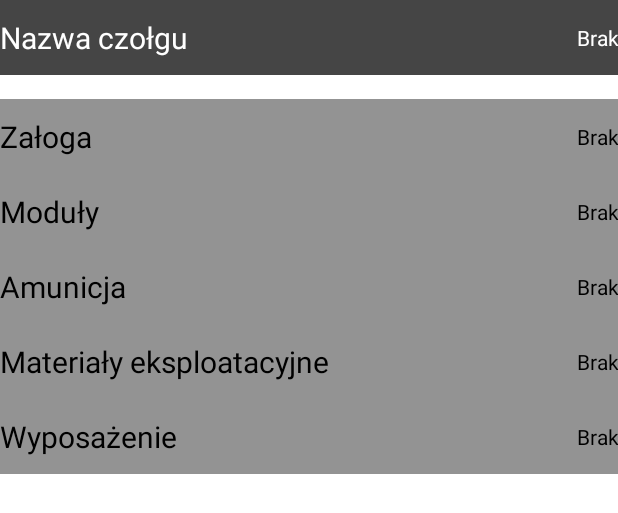
After one commit to MrDeliciousX/MiniTanksWOT, an Android app: the layout activity_tank_in_roster_settings.xml on its own in the app's theme, with its tools: preview values and no code run, on a phone screen of 412 x 824 dp. The commit adds this screen. Shown: the top 513 px of the screen. Run offline under Robolectric (Android 15) with nearby library versions, the phone set to English and light mode, and no system bars.

```diff
--- a/app/src/main/java/com/mrdelicious/minitankswot/rosters/RosterMainActivity.java
+++ b/app/src/main/java/com/mrdelicious/minitankswot/rosters/RosterMainActivity.java
@@ -1,5 +1,6 @@
 package com.mrdelicious.minitankswot.rosters;
 
+import android.content.DialogInterface;
 import android.content.Intent;
 import android.os.Bundle;
 import android.view.Menu;
@@ -9,6 +10,7 @@ import android.view.View;
 import android.widget.TextView;
 
 import androidx.annotation.NonNull;
+import androidx.appcompat.app.AlertDialog;
 import androidx.appcompat.app.AppCompatActivity;
 import androidx.recyclerview.widget.LinearLayoutManager;
 import androidx.recyclerview.widget.RecyclerView;
@@ -65,20 +67,32 @@ public class RosterMainActivity extends AppCompatActivity {
 
     @Override
     public boolean onOptionsItemSelected(@NonNull MenuItem item) {
+        AlertDialog.Builder alertBuilder = new AlertDialog.Builder(RosterMainActivity.this);
+        AlertDialog alert;
         switch (item.getItemId()) {
             case R.id.menuRoster_delete:
+                alertBuilder.setMessage("Czy na pewno chcesz usunąć pluton?")
+                        .setPositiveButton("Tak", (dialogInterface, i) -> {
                             wyczyszczenieCzolgow();
                             db.rosterDao().delete(roster);
                             intent = new Intent(RosterMainActivity.this, RostersActivity.class);
                             startActivity(intent);
+                        }).setNegativeButton("Anuluj", null);
+                alert = alertBuilder.create();
+                alert.show();
                 break;
             case R.id.menuRoster_clean:
+                alertBuilder.setMessage("Czy na pewno chcesz usunąć wszystkie czołgi z tego plutonu?")
+                        .setPositiveButton("Tak", (dialogInterface, i) -> {
                             wyczyszczenieCzolgow();
                             showTanksOnList("light",lt, ltCost);
                             showTanksOnList("medium",mt, mtCost);
                             showTanksOnList("heavy",ht, htCost);
                             showTanksOnList("destroyer",td, tdCost);
                             showTanksOnList("spg",spg, spgCost);
+                        }).setNegativeButton("Anuluj", null);
+                alert = alertBuilder.create();
+                alert.show();
                 break;
             case R.id.menuRoster_settings:
                 intent = new Intent(RosterMainActivity.this, RosterSettingsActivity.class);
--- /dev/null
+++ b/app/src/main/res/layout/activity_tank_in_roster_settings.xml
@@ -0,0 +1,211 @@
+<?xml version="1.0" encoding="utf-8"?>
+<androidx.constraintlayout.widget.ConstraintLayout xmlns:android="http://schemas.android.com/apk/res/android"
+    xmlns:app="http://schemas.android.com/apk/res-auto"
+    xmlns:tools="http://schemas.android.com/tools"
+    android:layout_width="match_parent"
+    android:layout_height="match_parent"
+    tools:context=".rosters.TankInRosterSettingsActivity">
+
+    <LinearLayout
+        android:id="@+id/linearLayout5"
+        android:layout_width="0dp"
+        android:layout_height="50dp"
+        android:background="#454545"
+        android:orientation="horizontal"
+        app:layout_constraintEnd_toEndOf="parent"
+        app:layout_constraintStart_toStartOf="parent"
+        app:layout_constraintTop_toTopOf="parent">
+
+        <TextView
+            android:id="@+id/tankRosterSetting_tankName"
+            android:layout_width="wrap_content"
+            android:layout_height="match_parent"
+            android:layout_weight="1"
+            android:gravity="center|start"
+            android:text="@string/tank_name"
+            android:textColor="@color/white"
+            android:textSize="20sp" />
+
+        <TextView
+            android:id="@+id/tankRosterSetting_tankPts"
+            android:layout_width="wrap_content"
+            android:layout_height="match_parent"
+            android:layout_weight="1"
+            android:gravity="center|end"
+            android:text="@string/lack"
+            android:textColor="@color/white" />
+    </LinearLayout>
+
+    <androidx.core.widget.NestedScrollView
+        android:layout_width="0dp"
+        android:layout_height="0dp"
+        android:layout_marginTop="16dp"
+        android:fillViewport="true"
+        app:layout_constraintBottom_toBottomOf="parent"
+        app:layout_constraintEnd_toEndOf="parent"
+        app:layout_constraintStart_toStartOf="parent"
+        app:layout_constraintTop_toBottomOf="@+id/linearLayout5">
+
+        <LinearLayout
+            android:layout_width="match_parent"
+            android:layout_height="wrap_content"
+            android:orientation="vertical">
+
+            <LinearLayout
+                android:layout_width="match_parent"
+                android:layout_height="50dp"
+                android:background="#939393"
+                android:orientation="horizontal">
+
+                <TextView
+                    android:id="@+id/textView8"
+                    android:layout_width="wrap_content"
+                    android:layout_height="match_parent"
+                    android:layout_weight="1"
+                    android:gravity="center|start"
+                    android:text="@string/crew"
+                    android:textColor="@color/black"
+                    android:textSize="20sp" />
+
+                <TextView
+                    android:id="@+id/tankRosterSetting_crewPts"
+                    android:layout_width="wrap_content"
+                    android:layout_height="match_parent"
+                    android:layout_weight="1"
+                    android:gravity="center|end"
+                    android:text="@string/lack"
+                    android:textColor="@color/black" />
+            </LinearLayout>
+
+            <androidx.recyclerview.widget.RecyclerView
+                android:id="@+id/tankRosterSetting_crewList"
+                android:layout_width="match_parent"
+                android:layout_height="wrap_content" />
+
+            <LinearLayout
+                android:layout_width="match_parent"
+                android:layout_height="50dp"
+                android:background="#939393"
+                android:orientation="horizontal">
+
+                <TextView
+                    android:id="@+id/textView10"
+                    android:layout_width="wrap_content"
+                    android:layout_height="match_parent"
+                    android:layout_weight="1"
+                    android:gravity="center|start"
+                    android:text="@string/modules"
+                    android:textColor="@color/black"
+                    android:textSize="20sp" />
+
+                <TextView
+                    android:id="@+id/tankRosterSetting_modPts"
+                    android:layout_width="wrap_content"
+                    android:layout_height="match_parent"
+                    android:layout_weight="1"
+                    android:gravity="center|end"
+                    android:text="@string/lack"
+                    android:textColor="@color/black" />
+            </LinearLayout>
+
+            <androidx.recyclerview.widget.RecyclerView
+                android:id="@+id/tankRosterSetting_modulesList"
+                android:layout_width="match_parent"
+                android:layout_height="wrap_content" />
+
+            <LinearLayout
+                android:layout_width="match_parent"
+                android:layout_height="50dp"
+                android:background="#939393"
+                android:orientation="horizontal">
+
+                <TextView
+                    android:id="@+id/textView12"
+                    android:layout_width="wrap_content"
+                    android:layout_height="match_parent"
+                    android:layout_weight="1"
+                    android:gravity="center|start"
+                    android:text="@string/ammo"
+                    android:textColor="@color/black"
+                    android:textSize="20sp" />
+
+                <TextView
+                    android:id="@+id/tankRosterSetting_ammoPts"
+                    android:layout_width="wrap_content"
+                    android:layout_height="match_parent"
+                    android:layout_weight="1"
+                    android:gravity="center|end"
+                    android:text="@string/lack"
+                    android:textColor="@color/black" />
+            </LinearLayout>
+
+            <androidx.recyclerview.widget.RecyclerView
+                android:id="@+id/tankRosterSetting_ammoList"
+                android:layout_width="match_parent"
+                android:layout_height="wrap_content" />
+
+            <LinearLayout
+                android:layout_width="match_parent"
+                android:layout_height="50dp"
+                android:background="#939393"
+                android:orientation="horizontal">
+
+                <TextView
+                    android:id="@+id/textView14"
+                    android:layout_width="wrap_content"
+                    android:layout_height="match_parent"
+                    android:layout_weight="1"
+                    android:gravity="center|start"
+                    android:text="@string/consumables"
+                    android:textColor="@color/black"
+                    android:textSize="20sp" />
+
+                <TextView
+                    android:id="@+id/tankRosterSetting_consPts"
+                    android:layout_width="wrap_content"
+                    android:layout_height="match_parent"
+                    android:layout_weight="1"
+                    android:gravity="center|end"
+                    android:text="@string/lack"
+                    android:textColor="@color/black" />
+            </LinearLayout>
+
+            <androidx.recyclerview.widget.RecyclerView
+                android:id="@+id/tankRosterSetting_consList"
+                android:layout_width="match_parent"
+                android:layout_height="wrap_content" />
+
+            <LinearLayout
+                android:layout_width="match_parent"
+                android:layout_height="50dp"
+                android:background="#939393"
+                android:orientation="horizontal">
+
+                <TextView
+                    android:id="@+id/textView17"
+                    android:layout_width="wrap_content"
+                    android:layout_height="match_parent"
+                    android:layout_weight="1"
+                    android:gravity="center|start"
+                    android:text="@string/equipment"
+                    android:textColor="@color/black"
+                    android:textSize="20sp" />
+
+                <TextView
+                    android:id="@+id/tankRosterSetting_eqPts"
+                    android:layout_width="wrap_content"
+                    android:layout_height="match_parent"
+                    android:layout_weight="1"
+                    android:gravity="center|end"
+                    android:text="@string/lack"
+                    android:textColor="@color/black" />
+            </LinearLayout>
+
+            <androidx.recyclerview.widget.RecyclerView
+                android:id="@+id/tankRosterSetting_eqList"
+                android:layout_width="match_parent"
+                android:layout_height="wrap_content" />
+        </LinearLayout>
+    </androidx.core.widget.NestedScrollView>
+
+</androidx.constraintlayout.widget.ConstraintLayout>
```
Lines whose indentation alone changed are shown as unchanged.
